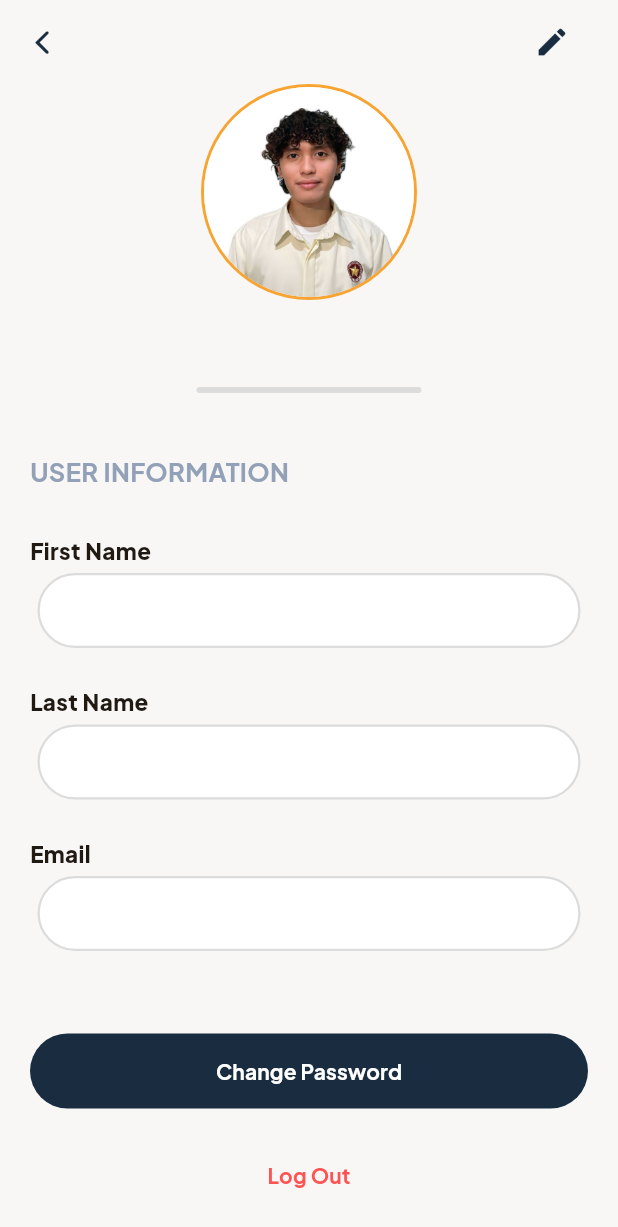
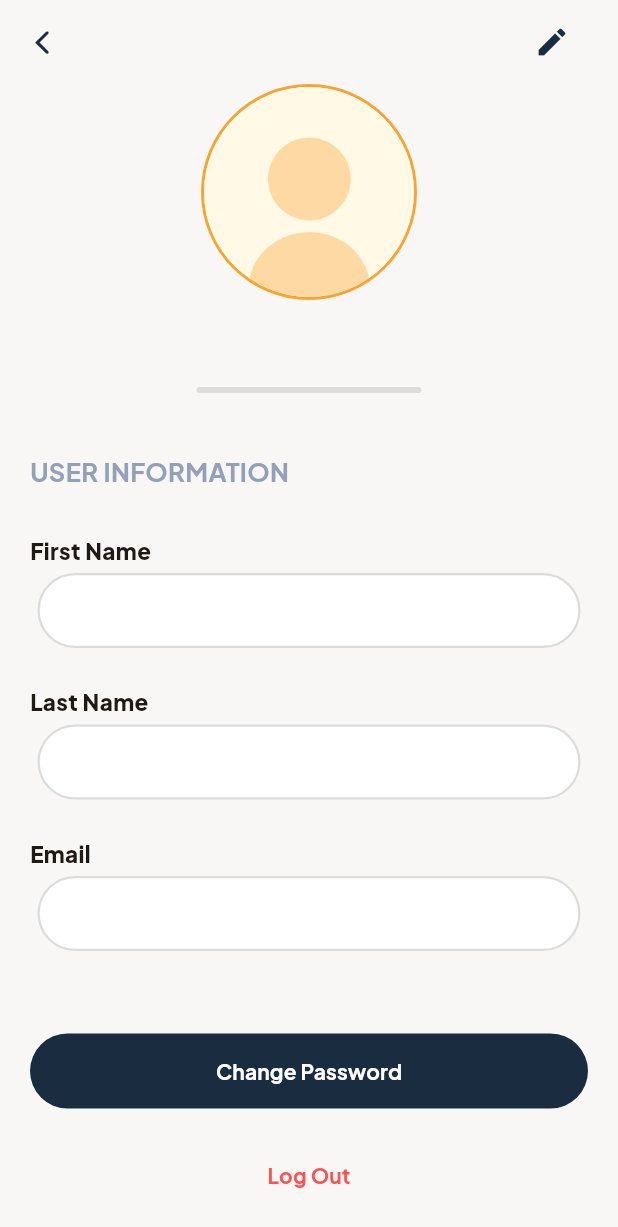
Before and after one commit to andurehhh/Petwise, a Flutter app: the UserProfileScreen screen opened by its route, on a phone screen of 412 x 824 dp. Shown: the top 1227 px of the screen. Run offline on Flutter 3.47's test engine with Material 3 defaults, Android fonts, the phone set to English and light mode, and no system bars; our stand-ins replace audioplayers, flutter_local_notifications, flutter_secure_storage, flutter_timezone, google_fonts, google_sign_in and 4 more; accounts and stored records are empty; network calls fail.

Commit message:
removed the notification button from the add pet| fixed default pic for users| removed hardcoded stuff| added default bg for pet pen

```diff
--- a/lib/presentation/screens/edit_user_profile_screen.dart
+++ b/lib/presentation/screens/edit_user_profile_screen.dart
@@ -95,7 +95,7 @@ class _EditUserProfileScreenState extends State<EditUserProfileScreen> {
                               fit: BoxFit.cover,
                               errorBuilder: (context, error, stackTrace) =>
                                   Image.asset(
-                                    'assets/images/SUA.jpg',
+                                    'assets/images/user-default.jpg',
                                     width: 140,
                                     height: 140,
                                     fit: BoxFit.cover,
@@ -103,7 +103,7 @@ class _EditUserProfileScreenState extends State<EditUserProfileScreen> {
                             )
                           else
                             Image.asset(
-                              'assets/images/SUA.jpg',
+                              'assets/images/user-default.jpg',
                               width: 140,
                               height: 140,
                               fit: BoxFit.cover,
--- a/lib/presentation/screens/user_profile_screen.dart
+++ b/lib/presentation/screens/user_profile_screen.dart
@@ -176,14 +176,14 @@ class _UserProfileScreenState extends State<UserProfileScreen> {
                                 height: 140,
                                 fit: BoxFit.cover,
                                 errorBuilder: (_, __, ___) => Image.asset(
-                                  'assets/images/SUA.jpg',
+                                  'assets/images/user-default.png',
                                   width: 140,
                                   height: 140,
                                   fit: BoxFit.cover,
                                 ),
                               )
                             : Image.asset(
-                                'assets/images/SUA.jpg',
+                                'assets/images/user-default.png',
                                 width: 140,
                                 height: 140,
                                 fit: BoxFit.cover,
--- a/lib/presentation/screens/user_signup_screen.dart
+++ b/lib/presentation/screens/user_signup_screen.dart
@@ -101,7 +101,7 @@ class _UserSignupScreenState extends State<UserSignupScreen> {
                         size: 28,
                       ),
                     ),
-                    const SizedBox(height: 180),
+                    const SizedBox(height: 210),
                     Container(
                       padding: const EdgeInsets.all(20.0),
                       decoration: BoxDecoration(
@@ -147,6 +147,7 @@ class _UserSignupScreenState extends State<UserSignupScreen> {
                             textHint: 'Enter your password',
                             isEditable: true,
                             controller: _passwordController,
+                            obscureText: true,
                           ),
                           const SizedBox(height: 20),
                           SizedBox(
--- a/lib/providers/pet_provider.dart
+++ b/lib/providers/pet_provider.dart
@@ -9,50 +9,8 @@ class PetProvider extends ChangeNotifier {
   bool _isLoading = false;
   String? _errorMessage;
 
-  // Updated Mock Initial Data with image_url included
-  List<Pet> _pets = [
-    Pet(
-      id: 1,
-      createdAt: DateTime(2023, 10, 10),
-      userId: "100",
-      name: "Mocha",
-      species: "dog",
-      birthday: DateTime(2023, 10, 10),
-      sex: "male",
-      image_url: null, // Ready for network image URLs
-    ),
-    Pet(
-      id: 2,
-      createdAt: DateTime(2024, 06, 10),
-      userId: "100",
-      name: "Jamba",
-      species: "cat",
-      birthday: DateTime(2024, 06, 04),
-      sex: "male",
-      image_url: null,
-    ),
-    Pet(
-      id: 3,
-      createdAt: DateTime(2024, 06, 10),
-      userId: "100",
-      name: "Draeco",
-      species: "rabbit",
-      birthday: DateTime(2024, 08, 11),
-      sex: "male",
-      image_url: null,
-    ),
-  ];
-
-  Pet? _selectedPet = Pet(
-    id: 1,
-    createdAt: DateTime(2023, 10, 10),
-    userId: "100",
-    name: "Mocha",
-    species: "dog",
-    birthday: DateTime(2023, 10, 10),
-    sex: "male",
-    image_url: null,
-  );
+  List<Pet> _pets = [];
+  Pet? _selectedPet;
 
   List<Pet> get pets => _pets;
   Pet? get selectedPet => _selectedPet;
--- a/lib/services/pet_pen_background_service.dart
+++ b/lib/services/pet_pen_background_service.dart
@@ -13,7 +13,7 @@ class PetPenBackgroundService extends ChangeNotifier {
     (label: 'Chiikawa', asset: 'assets/images/chiikawa-bg.png',fallback: Color(0xFFFFF9E6)),
   ];
 
-  String? _currentAsset;        // null = default color
+  String? _currentAsset = 'assets/images/default-bg.png';        // null = default color
   String? _uploadedFilePath;    // user-uploaded local file path
 
   String? get currentAsset => _currentAsset;
```
Also changed, not shown: lib/presentation/screens/add_pet_profile_screen.dart (+0 -10 lines), assets/images/user-default.png (added).
